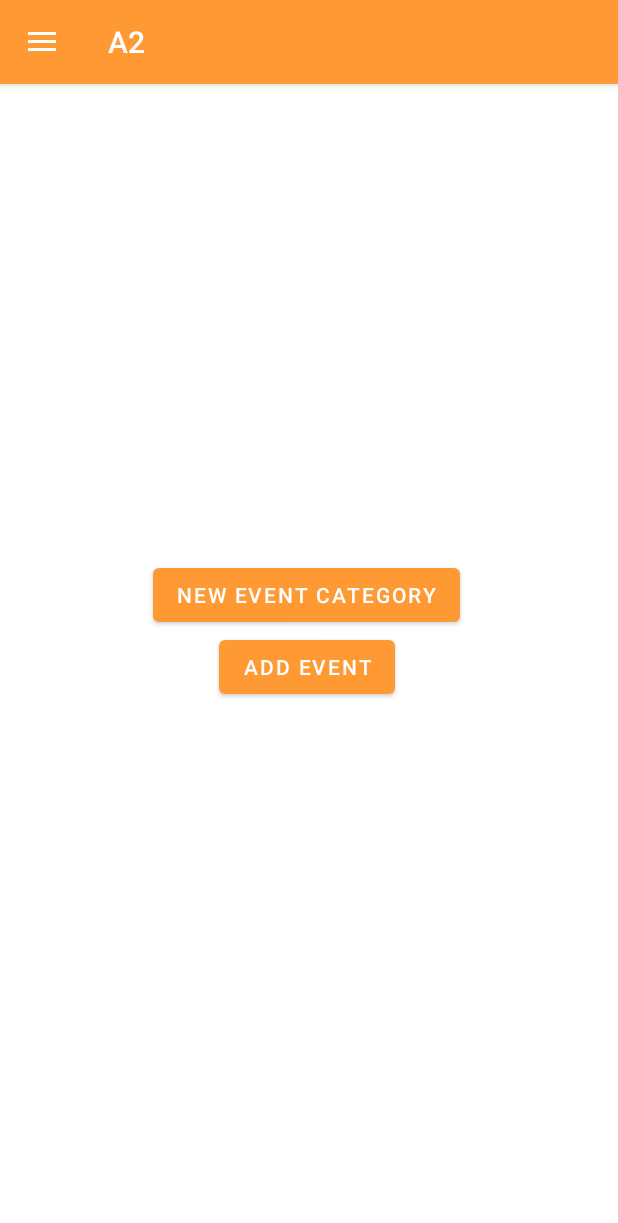
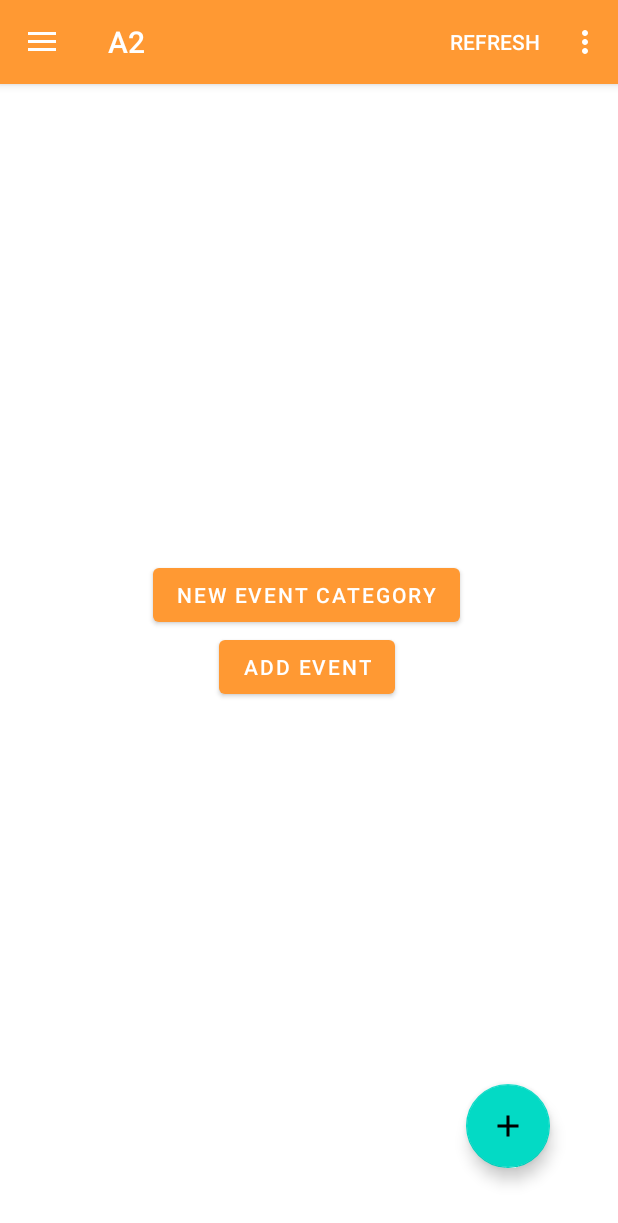
Before and after one commit to vinmeil/android-event-manager, an Android app: the MainActivity screen opened directly, with no data from a screen before it, on a phone screen of 412 x 824 dp. Shown: the top 1223 px of the screen. Run offline under Robolectric (Android 15) with nearby library versions, the phone set to English and light mode, and no system bars; 1 statement that could not run was skipped.

Commit message:
create floating action bar

```diff
--- a/app/src/main/java/com/fit2081/a2/MainActivity.java
+++ b/app/src/main/java/com/fit2081/a2/MainActivity.java
@@ -2,22 +2,27 @@ package com.fit2081.a2;
 
 import androidx.appcompat.app.ActionBarDrawerToggle;
 import androidx.appcompat.app.AppCompatActivity;
+import androidx.appcompat.widget.Toolbar;
 import androidx.core.app.ActivityCompat;
 import androidx.drawerlayout.widget.DrawerLayout;
 
 import android.content.Intent;
 import android.content.SharedPreferences;
 import android.os.Bundle;
+import android.view.Menu;
+import android.view.MenuInflater;
 import android.view.View;
 import android.widget.Toast;
 
+import com.google.android.material.floatingactionbutton.FloatingActionButton;
 import com.google.android.material.navigation.NavigationView;
+import com.google.android.material.snackbar.Snackbar;
 
 public class MainActivity extends AppCompatActivity {
-
     DrawerLayout drawerLayout;
     NavigationView navigationView;
     ActionBarDrawerToggle actionBarDrawerToggle;
+    FloatingActionButton fab;
 
     @Override
     protected void onCreate(Bundle savedInstanceState) {
@@ -28,14 +33,50 @@ public class MainActivity extends AppCompatActivity {
         String username = sharedPreferences.getString(KeyStore.KEY_USERNAME, null);
         String password = sharedPreferences.getString(KeyStore.KEY_PASSWORD, null);
 
+        if (username == null || password == null || !sharedPreferences.getBoolean(KeyStore.KEY_IS_LOGGED_IN, false)) {
+            // User is not logged in, redirect to Sign Up activity
+            Intent intent = new Intent(this, SignupActivity.class);
+            startActivity(intent);
+            finish();
+        }
+
+        ActivityCompat.requestPermissions(this, new String[]{
+                android.Manifest.permission.SEND_SMS,
+                android.Manifest.permission.RECEIVE_SMS,
+                android.Manifest.permission.READ_SMS
+        }, 0);
+
+        // Find views
         drawerLayout = findViewById(R.id.drawer_layout);
         navigationView = findViewById(R.id.nav_view);
+        fab = findViewById(R.id.fab);
+
+        // Drawer layout toggle
         actionBarDrawerToggle = new ActionBarDrawerToggle(this, drawerLayout, R.string.open, R.string.close);
         drawerLayout.addDrawerListener(actionBarDrawerToggle);
         actionBarDrawerToggle.syncState();
 
+        // Set up the toolbar
         getSupportActionBar().setDisplayHomeAsUpEnabled(true);
+        setupNavigationMenu();
 
+        // Add listener to the floating action button
+        fab.setOnClickListener(new View.OnClickListener() {
+            @Override
+            public void onClick(View view) {
+                Snackbar.make(view, "Saved Event", Snackbar.LENGTH_LONG)
+                        .setAction("Undo", new View.OnClickListener() {
+                            @Override
+                            public void onClick(View view) {
+                                Snackbar.make(view, "Undo Save Event", Snackbar.LENGTH_SHORT).show();
+                            }
+                        }).show();
+            }
+        });
+    }
+
+    private void setupNavigationMenu() {
+        SharedPreferences sharedPreferences = getSharedPreferences(KeyStore.FILE_NAME, MODE_PRIVATE);
         navigationView.setNavigationItemSelectedListener(item -> {
             Intent intent;
             switch (item.getItemId()) {
@@ -60,19 +101,6 @@ public class MainActivity extends AppCompatActivity {
             }
             return true;
         });
-
-        if (username == null || password == null || !sharedPreferences.getBoolean(KeyStore.KEY_IS_LOGGED_IN, false)) {
-            // User is not logged in, redirect to Sign Up activity
-            Intent intent = new Intent(this, SignupActivity.class);
-            startActivity(intent);
-            finish();
-        }
-
-        ActivityCompat.requestPermissions(this, new String[]{
-                android.Manifest.permission.SEND_SMS,
-                android.Manifest.permission.RECEIVE_SMS,
-                android.Manifest.permission.READ_SMS
-        }, 0);
     }
 
     public void onCreateNewEventCategoryButtonClick(View view) {
@@ -86,10 +114,33 @@ public class MainActivity extends AppCompatActivity {
     }
 
     @Override
+    public boolean onCreateOptionsMenu(Menu menu) {
+        MenuInflater inflater = getMenuInflater();
+        inflater.inflate(R.menu.options_menu, menu);
+        return true;
+    }
+
+    @Override
     public boolean onOptionsItemSelected(android.view.MenuItem item) {
         if (actionBarDrawerToggle.onOptionsItemSelected(item)) {
             return true;
         }
-        return super.onOptionsItemSelected(item);
+
+        switch (item.getItemId()) {
+            case R.id.option_clear_event_form:
+                Toast.makeText(this, "Clicked Clear Event Form", Toast.LENGTH_SHORT).show();
+                return true;
+            case R.id.option_delete_all_categories:
+                Toast.makeText(this, "Clicked Delete All Categories", Toast.LENGTH_SHORT).show();
+                return true;
+            case R.id.option_delete_all_events:
+                Toast.makeText(this, "Clicked Delete All Events", Toast.LENGTH_SHORT).show();
+                return true;
+            case R.id.option_refresh:
+                Toast.makeText(this, "Clicked Refresh", Toast.LENGTH_SHORT).show();
+                return true;
+            default:
+                return super.onOptionsItemSelected(item);
+        }
     }
 }
--- /dev/null
+++ b/app/src/main/res/drawable/baseline_add_24.xml
@@ -0,0 +1,5 @@
+<vector xmlns:android="http://schemas.android.com/apk/res/android" android:height="24dp" android:tint="#000000" android:viewportHeight="24" android:viewportWidth="24" android:width="24dp">
+
+    <path android:fillColor="@android:color/white" android:pathData="M19,13h-6v6h-2v-6H5v-2h6V5h2v6h6v2z"/>
+
+</vector>
--- a/app/src/main/res/layout/activity_main.xml
+++ b/app/src/main/res/layout/activity_main.xml
@@ -4,6 +4,7 @@
     xmlns:app="http://schemas.android.com/apk/res-auto"
     xmlns:tools="http://schemas.android.com/tools"
     android:id="@+id/drawer_layout"
+    android:background="@color/white"
     android:layout_width="match_parent"
     android:layout_height="match_parent"
     tools:context=".MainActivity">
@@ -11,6 +12,7 @@
     <androidx.constraintlayout.widget.ConstraintLayout
         android:layout_width="match_parent"
         android:layout_height="match_parent">
+
         <LinearLayout
             android:layout_width="409dp"
             android:layout_height="729dp"
@@ -33,7 +35,18 @@
                 android:onClick="onAddEventButtonClick"
                 android:text="Add Event" />
 
+
         </LinearLayout>
+        <com.google.android.material.floatingactionbutton.FloatingActionButton
+            android:id="@+id/fab"
+            android:layout_width="wrap_content"
+            android:layout_height="wrap_content"
+            android:layout_gravity="bottom|end"
+            android:layout_margin="45dp"
+            app:srcCompat="@drawable/baseline_add_24"
+            app:layout_constraintBottom_toBottomOf="parent"
+            app:layout_constraintEnd_toEndOf="parent"
+            />
     </androidx.constraintlayout.widget.ConstraintLayout>
 
     <com.google.android.material.navigation.NavigationView
--- /dev/null
+++ b/app/src/main/res/menu/options_menu.xml
@@ -0,0 +1,19 @@
+<?xml version="1.0" encoding="utf-8"?>
+<menu xmlns:app="http://schemas.android.com/apk/res-auto"
+    xmlns:android="http://schemas.android.com/apk/res/android">
+
+    <item
+        android:id="@+id/option_refresh"
+        android:title="Refresh"
+        app:showAsAction="always" />
+    <item
+        android:id="@+id/option_clear_event_form"
+        android:title="Clear Event Form" />
+    <item
+        android:id="@+id/option_delete_all_categories"
+        android:title="Delete All Categories" />
+    <item
+        android:id="@+id/option_delete_all_events"
+        android:title="Delete All Events" />
+
+</menu>
```
Also changed, not shown: app/src/main/res/layout/appbar_layout.xml (added, +19 -0 lines).
